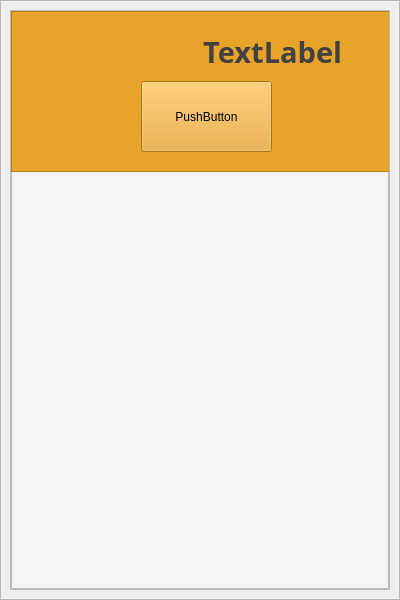
This is ui_files/main_window.ui in Xukay101/cvmaker-in-pyside6 as Qt 5 draws it before an edit. The edited form follows.
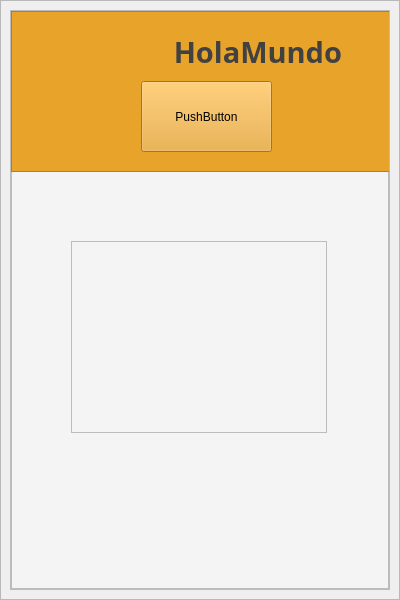
This is the edited form.

The edit to the form file:
```diff
--- a/ui_files/main_window.ui
+++ b/ui_files/main_window.ui
@@ -135,7 +135,7 @@
               <string notr="true">color: rgb(65, 65, 65);</string>
              </property>
              <property name="text">
-              <string>TextLabel</string>
+              <string>HolaMundo</string>
              </property>
              <property name="alignment">
               <set>Qt::AlignRight|Qt::AlignTrailing|Qt::AlignVCenter</set>
@@ -155,6 +155,19 @@
              </property>
             </widget>
            </widget>
+           <widget class="QTextBrowser" name="textBrowser">
+            <property name="geometry">
+             <rect>
+              <x>60</x>
+              <y>230</y>
+              <width>256</width>
+              <height>192</height>
+             </rect>
+            </property>
+            <property name="styleSheet">
+             <string notr="true">color: #000</string>
+            </property>
+           </widget>
           </widget>
          </item>
         </layout>
```
Left out of the diff: 2 changed lines with no effect on the pictures.
